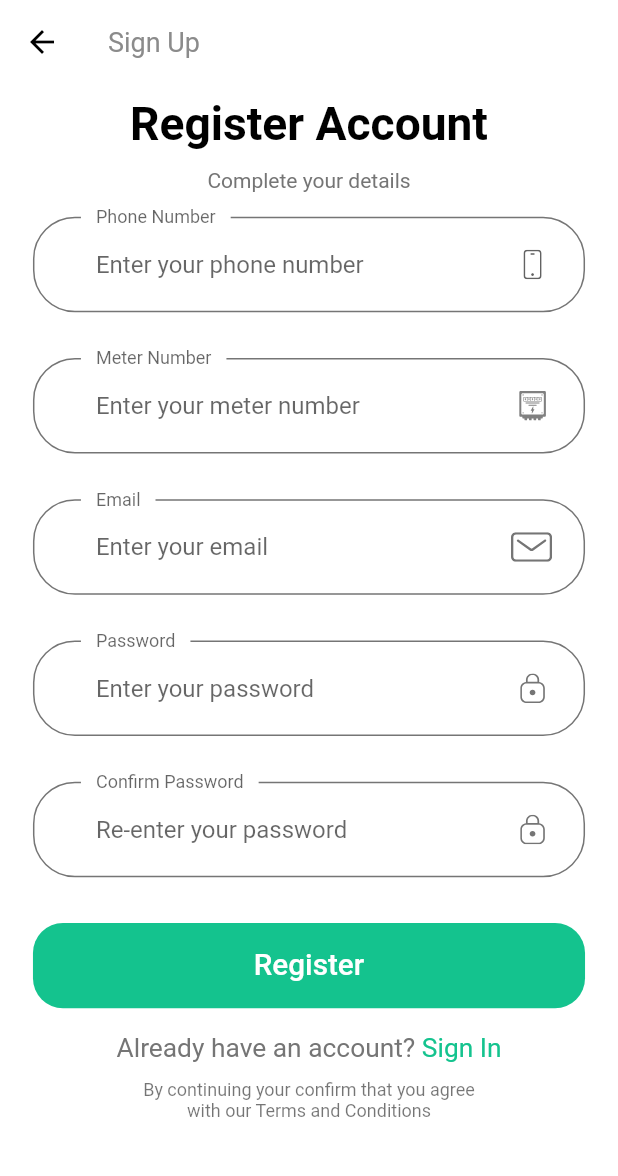
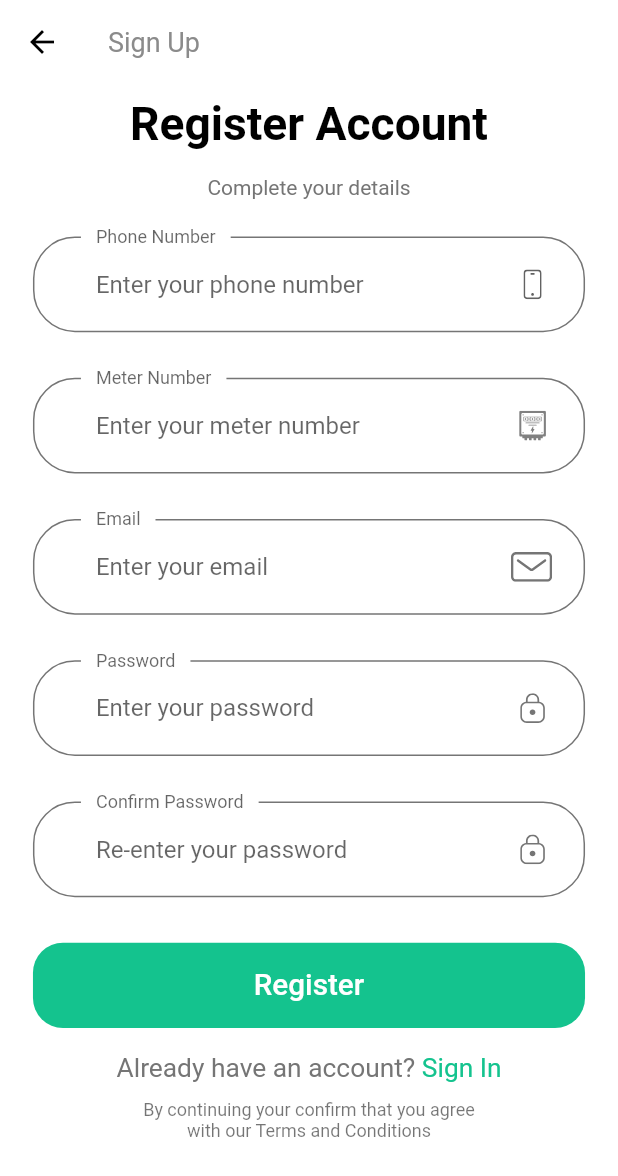
Before and after one commit to lynnemunini/easylight, a Flutter app: the SignUpScreen screen opened by its route, on a phone screen of 412 x 824 dp. Shown: the top 1176 px of the screen. Run offline on Flutter 3.47's test engine with Material 2 defaults, Android fonts, the phone set to English and light mode, and no system bars; our stand-ins replace flutter_svg; Roboto replaces fonts that are missing (poppins).

Commit message:
Changed spacing

```diff
--- a/lib/screens/sign_up/components/body.dart
+++ b/lib/screens/sign_up/components/body.dart
@@ -19,12 +19,12 @@ class Body extends StatelessWidget {
               children: [
                 //SizedBox(height: SizeConfig.screenHeight * 0.01), // 4%
                 Text("Register Account", style: headingStyle),
-                const SizedBox(height: 10),
+                const SizedBox(height: 15),
                 Text(
                   "Complete your details",
                   textAlign: TextAlign.center,
                 ),
-                SizedBox(height: SizeConfig.screenHeight * 0.02),
+                SizedBox(height: SizeConfig.screenHeight * 0.03),
                 SignUpForm(),
                 SizedBox(height: SizeConfig.screenHeight * 0.02),
 
```
